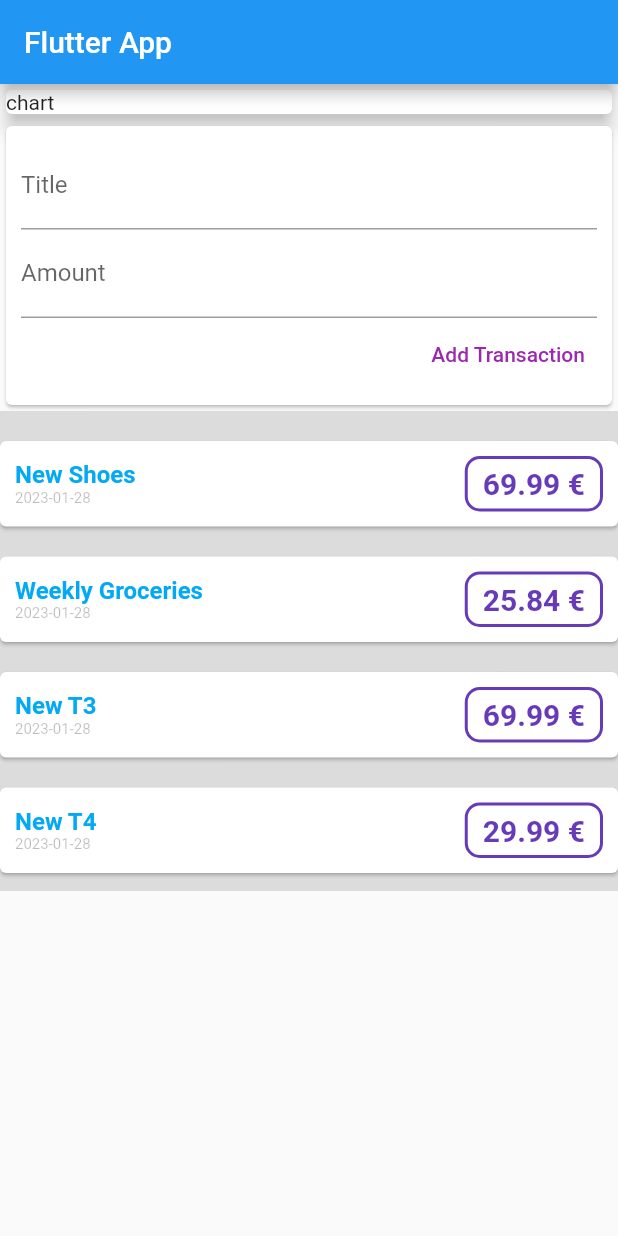
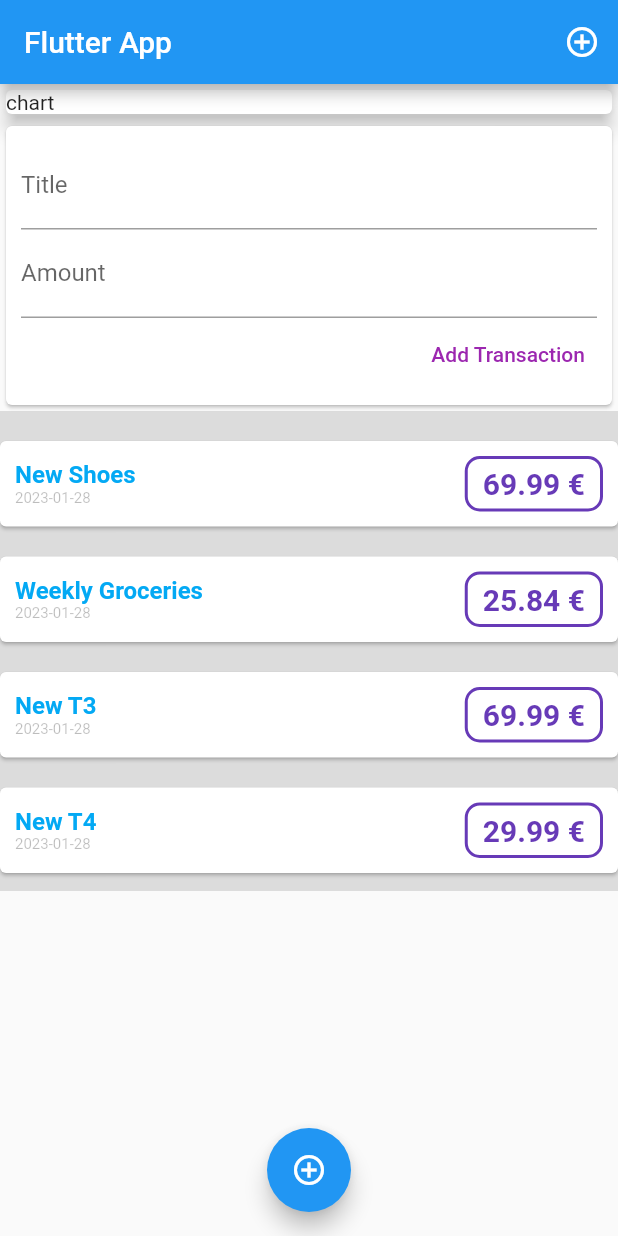
Before and after one commit to Christian-Adler/fluttertraining, a Flutter app: the screen it shows after launch, on a phone screen of 412 x 824 dp. Run offline on Flutter 3.47's test engine with Material 2 defaults, Android fonts, the phone set to English and light mode, and no system bars.

Commit message:
add buttons in AppBar and Floating

```diff
--- a/04 widgets_styling_logic/expenses/lib/main.dart
+++ b/04 widgets_styling_logic/expenses/lib/main.dart
@@ -20,6 +20,14 @@ class MyHomePage extends StatelessWidget {
     return Scaffold(
       appBar: AppBar(
         title: Text('Flutter App'),
+        actions: [
+          IconButton(
+              onPressed: () {},
+              icon: Icon(
+                Icons.add_circle_outline,
+                color: Colors.white,
+              ))
+        ],
       ),
       body: SingleChildScrollView(
         child: Column(
@@ -38,6 +46,11 @@ class MyHomePage extends StatelessWidget {
           ],
         ),
       ),
+      floatingActionButton: FloatingActionButton(
+        onPressed: () {},
+        child: Icon(Icons.add_circle_outline),
+      ),
+      floatingActionButtonLocation: FloatingActionButtonLocation.centerFloat,
     );
   }
 }
```
